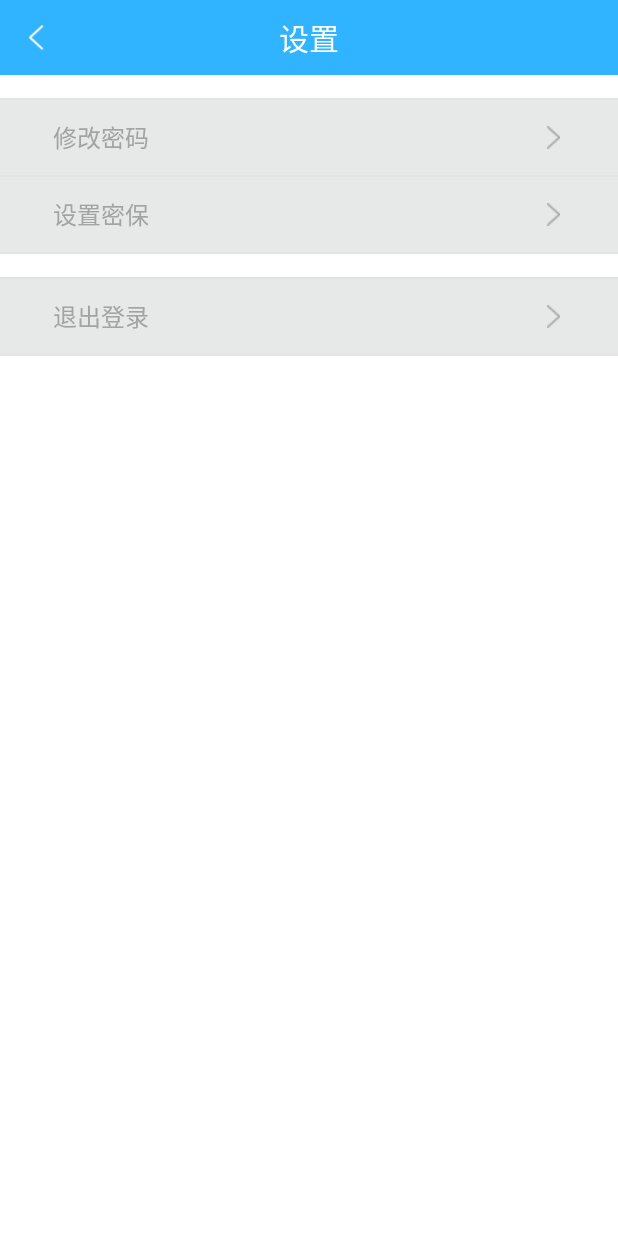
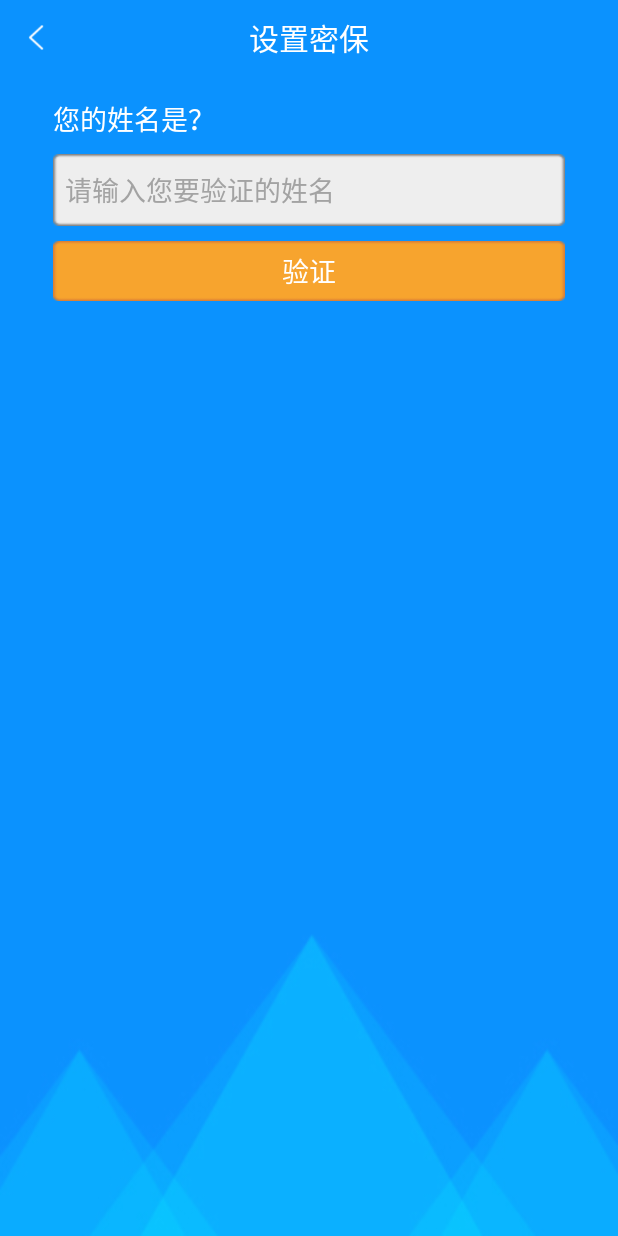
Before and after one commit to baldrsky/Boxuegu, an Android app: the SettingActivity screen opened directly, with no data from a screen before it, after a tap on "设置密保", on a phone screen of 412 x 824 dp. Run offline under Robolectric (Android 15) with nearby library versions, the phone set to English and light mode, and no system bars.

Commit message:
"我"的模块--设置－设置密保与找回密码

```diff
--- a/app/src/main/AndroidManifest.xml
+++ b/app/src/main/AndroidManifest.xml
@@ -21,7 +21,8 @@
         <activity android:name=".activity.ExercisesDetailActivity" />
         <activity android:name=".activity.LoginActivity" />
         <activity android:name=".activity.SettingActivity" />
-        <activity android:name=".activity.ModifyPswActivity"></activity>
+        <activity android:name=".activity.ModifyPswActivity" />
+        <activity android:name=".activity.FindPswActivity"></activity>
     </application>
 
 </manifest>
--- /dev/null
+++ b/app/src/main/java/cn/edu/gdmec/android/boxuegu/activity/FindPswActivity.java
@@ -0,0 +1,124 @@
+package cn.edu.gdmec.android.boxuegu.activity;
+
+import android.content.SharedPreferences;
+import android.os.StrictMode;
+import android.support.v7.app.AppCompatActivity;
+import android.os.Bundle;
+import android.text.TextUtils;
+import android.view.View;
+import android.widget.Button;
+import android.widget.EditText;
+import android.widget.TextView;
+import android.widget.Toast;
+
+import cn.edu.gdmec.android.boxuegu.R;
+import cn.edu.gdmec.android.boxuegu.utils.AnalysisUtils;
+import cn.edu.gdmec.android.boxuegu.utils.MD5Utils;
+
+public class FindPswActivity extends AppCompatActivity {
+
+    private String from;
+
+    @Override
+    protected void onCreate(Bundle savedInstanceState) {
+        super.onCreate(savedInstanceState);
+        setContentView(R.layout.activity_find_psw);
+        //获取从登录界面和设置界面传递的数据
+        from = getIntent().getStringExtra("from");
+        init();
+    }
+
+    private void init() {
+        TextView tv_main_title = (TextView) findViewById(R.id.tv_main_title);
+
+        final EditText et_validate_name = (EditText) findViewById(R.id.et_validate_name);
+        Button btn_validate = (Button) findViewById(R.id.btn_validate);
+        final TextView tv_reset_psw = (TextView) findViewById(R.id.tv_reset_psw);
+        final EditText et_user_name = (EditText) findViewById(R.id.et_user_name);
+        TextView tv_user_name = (TextView) findViewById(R.id.tv_user_name);
+
+
+        if ("security".equals(from)){
+            tv_main_title.setText("设置密保");
+        }else {
+            tv_main_title.setText("找回密码");
+            tv_user_name.setVisibility(View.VISIBLE);
+            et_user_name.setVisibility(View.VISIBLE);
+        }
+
+        btn_validate.setOnClickListener(new View.OnClickListener() {
+            @Override
+            public void onClick(View view) {
+                String validateName = et_validate_name.getText().toString().trim();
+                if ("security".equals(from)){//设置密保
+                    if (TextUtils.isEmpty(validateName)){
+                        Toast.makeText(FindPswActivity.this,"请输入要验证的姓名",Toast.LENGTH_SHORT).show();
+                        return;
+                    }else {
+                        Toast.makeText(FindPswActivity.this,"密保设置成功",Toast.LENGTH_SHORT).show();
+                        //把密保保存到sharprefrencence中
+                        saveSecurity(validateName);
+                        FindPswActivity.this.finish();
+                    }
+                }else{
+                    //找回密码
+                    String userName = et_user_name.getText().toString().trim();
+                    String sp_scurity = readSecurity(userName);
+
+                    if (TextUtils.isEmpty(userName)){
+                        Toast.makeText(FindPswActivity.this,"请输入用户名",Toast.LENGTH_SHORT).show();
+                        return;
+                    }else if (!isExistUserName(userName)){
+                        Toast.makeText(FindPswActivity.this,"您输入的用户名不存在",Toast.LENGTH_SHORT).show();
+                        return;
+                    }else if(TextUtils.isEmpty(validateName)){
+                        Toast.makeText(FindPswActivity.this,"请输入要验证的姓名",Toast.LENGTH_SHORT).show();
+                        return;
+                    }else if (!validateName.equals(sp_scurity)){
+                        Toast.makeText(FindPswActivity.this,"输入的密保不正确",Toast.LENGTH_SHORT).show();
+                        return;
+                    }else {
+                        //用户输入的密保正确，重新给用户一个新密码
+                        tv_reset_psw.setVisibility(View.VISIBLE);
+                        tv_reset_psw.setText("初始密码：123456");
+                        savePsw(userName);
+                    }
+                }
+
+            }
+        });
+    }
+
+    //保存初始密码
+    private void savePsw(String userName) {
+        String md5Psw = MD5Utils.md5("123456");
+        SharedPreferences sp = getSharedPreferences("loginInfo",MODE_PRIVATE);
+        SharedPreferences.Editor editor = sp.edit();
+        editor.putString(userName,md5Psw);
+        editor.commit();
+    }
+
+    private boolean isExistUserName(String userName) {
+        boolean hasUserName = false;
+        SharedPreferences sp = getSharedPreferences("loginInfo",MODE_PRIVATE);
+        String spPsw = sp.getString(userName, "");
+        if (!TextUtils.isEmpty(spPsw)){
+            hasUserName = true;
+        }
+        return hasUserName;
+
+    }
+
+    private String readSecurity(String userName) {
+        SharedPreferences sp = getSharedPreferences("loginInfo",MODE_PRIVATE);
+        String security = sp.getString(userName + "_security","");
+        return security;
+    }
+
+    private void saveSecurity(String validateName) {
+        SharedPreferences sp = getSharedPreferences("loginInfo",MODE_PRIVATE);
+        SharedPreferences.Editor editor = sp.edit();
+        editor.putString(AnalysisUtils.readLoginUserName(this) + "_security",validateName); //存入用户对应的密保
+        editor.commit();
+    }
+}
--- a/app/src/main/java/cn/edu/gdmec/android/boxuegu/activity/LoginActivity.java
+++ b/app/src/main/java/cn/edu/gdmec/android/boxuegu/activity/LoginActivity.java
@@ -68,6 +68,8 @@ public class LoginActivity extends AppCompatActivity {
             @Override
             public void onClick(View view) {
                 //跳转到找回密码界面
+                Intent intent = new Intent(LoginActivity.this,FindPswActivity.class);
+                startActivity(intent);
             }
         });
         //登录按钮的点击事件
--- a/app/src/main/java/cn/edu/gdmec/android/boxuegu/activity/SettingActivity.java
+++ b/app/src/main/java/cn/edu/gdmec/android/boxuegu/activity/SettingActivity.java
@@ -57,6 +57,9 @@ public class SettingActivity extends AppCompatActivity {
             @Override
             public void onClick(View view) {
                 //跳转到设置密保的界面
+                Intent intent = new Intent(SettingActivity.this,FindPswActivity.class);
+                intent.putExtra("from","security");
+                startActivity(intent);
             }
         });
 
--- /dev/null
+++ b/app/src/main/res/layout/activity_find_psw.xml
@@ -0,0 +1,89 @@
+<?xml version="1.0" encoding="utf-8"?>
+<LinearLayout xmlns:android="http://schemas.android.com/apk/res/android"
+    xmlns:app="http://schemas.android.com/apk/res-auto"
+    xmlns:tools="http://schemas.android.com/tools"
+    android:layout_width="match_parent"
+    android:layout_height="match_parent"
+    android:orientation="vertical"
+    android:background="@drawable/login_bg"
+    tools:context="cn.edu.gdmec.android.boxuegu.activity.FindPswActivity">
+
+    <include layout="@layout/main_title_bar"></include>
+
+    <TextView
+        android:id="@+id/tv_user_name"
+        android:layout_marginLeft="35dp"
+        android:layout_marginRight="35dp"
+        android:layout_marginTop="35dp"
+        android:text="您的用户名是？"
+        android:textColor="@android:color/white"
+        android:textSize="18sp"
+        android:visibility="gone"
+        android:layout_width="fill_parent"
+        android:layout_height="wrap_content" />
+
+    <EditText
+        android:hint="请输入您的用户名"
+        android:singleLine="true"
+        android:paddingLeft="8dp"
+        android:textColor="#000000"
+        android:textColorHint="#a3a3a3"
+        android:visibility="gone"
+        android:background="@drawable/find_psw_icon"
+        android:id="@+id/et_user_name"
+        android:layout_marginLeft="35dp"
+        android:layout_marginRight="35dp"
+        android:layout_marginTop="10dp"
+        android:layout_width="fill_parent"
+        android:layout_height="48dp" />
+
+    <TextView
+        android:layout_marginLeft="35dp"
+        android:layout_marginRight="35dp"
+        android:layout_marginTop="15dp"
+        android:text="您的姓名是？"
+        android:textColor="@android:color/white"
+        android:textSize="18sp"
+        android:layout_width="fill_parent"
+        android:layout_height="wrap_content" />
+
+    <EditText
+        android:hint="请输入您要验证的姓名"
+        android:singleLine="true"
+        android:paddingLeft="8dp"
+        android:textColor="#000000"
+        android:textColorHint="#a3a3a3"
+        android:background="@drawable/find_psw_icon"
+        android:id="@+id/et_validate_name"
+        android:layout_marginLeft="35dp"
+        android:layout_marginRight="35dp"
+        android:layout_marginTop="10dp"
+        android:layout_width="fill_parent"
+        android:layout_height="48dp" />
+
+    <TextView
+        android:visibility="gone"
+        android:layout_marginLeft="35dp"
+        android:layout_marginRight="35dp"
+        android:layout_marginTop="10dp"
+        android:text="12346"
+        android:textSize="15sp"
+        android:textColor="@android:color/white"
+        android:gravity="center_vertical"
+        android:id="@+id/tv_reset_psw"
+        android:layout_width="fill_parent"
+        android:layout_height="wrap_content" />
+
+    <Button
+        android:id="@+id/btn_validate"
+        android:textSize="18sp"
+        android:textColor="@android:color/white"
+        android:text="验证"
+        android:background="@drawable/register_selector"
+        android:layout_marginLeft="35dp"
+        android:layout_marginRight="35dp"
+        android:layout_marginTop="10dp"
+        android:layout_gravity="center_horizontal"
+        android:layout_width="fill_parent"
+        android:layout_height="40dp" />
+</LinearLayout>
```
